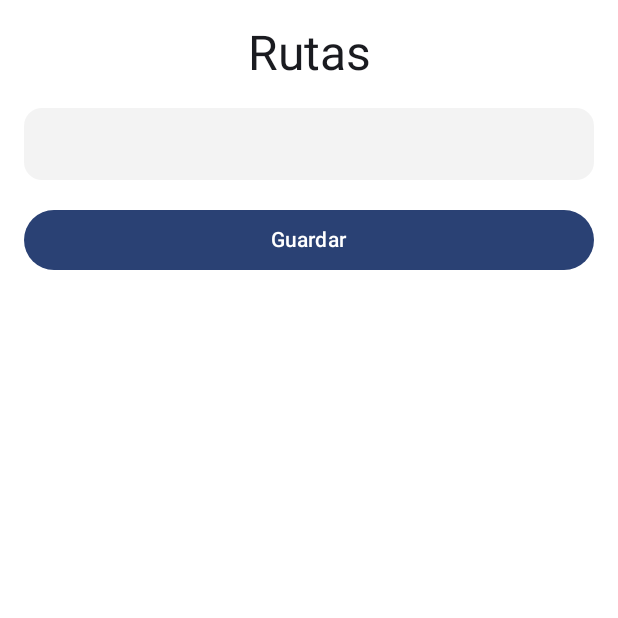
After one commit to olylopez/PrestApp, an Android app built with Jetpack Compose: the composable RutaScreen shown on its own in the app's theme, on a phone screen of 412 x 824 dp, the top half of it. The commit adds this screen. Run offline under Robolectric (Android 15) with nearby library versions, the phone set to English and light mode, and no system bars; our stand-ins replace Dagger/Hilt's generated code.

Commit message:
La antalla ruta da error al entrar aun tengo que chequear que es

```diff
--- /dev/null
+++ b/app/src/main/java/com/example/prestapp/data/local/dao/RutaDao.kt
@@ -0,0 +1,32 @@
+package com.example.prestapp.data.local.dao
+
+import androidx.room.*
+import com.example.prestapp.data.local.entities.RutaEntity
+import kotlinx.coroutines.flow.Flow
+
+@Dao
+interface RutaDao {
+    @Query("SELECT * FROM rutas")
+    fun getRutas(): Flow<List<RutaEntity>>
+
+    @Query("SELECT * FROM rutas WHERE rutaID = :id")
+    fun getRutaById(id: Int): Flow<RutaEntity>
+
+    @Insert(onConflict = OnConflictStrategy.REPLACE)
+    suspend fun insertRuta(ruta: RutaEntity)
+
+    @Insert(onConflict = OnConflictStrategy.REPLACE)
+    suspend fun insertRutas(rutas: List<RutaEntity>)
+
+    @Query("DELETE FROM rutas")
+    suspend fun deleteAllRutas()
+
+    @Update
+    suspend fun updateRuta(ruta: RutaEntity)
+
+    @Delete
+    suspend fun deleteRuta(ruta: RutaEntity)
+
+    @Query("DELETE FROM rutas WHERE rutaID = :id")
+    suspend fun deleteRutaById(id: Int)
+}
--- a/app/src/main/java/com/example/prestapp/data/remote/PrestAppApi.kt
+++ b/app/src/main/java/com/example/prestapp/data/remote/PrestAppApi.kt
@@ -76,4 +76,20 @@ interface PrestAppApi {
 
     @POST("api/Users/login")
     suspend fun loginUser(@Body login: LoginDto): AuthResponseDto
+
+    // Ruta Endpoints
+    @GET("api/Rutas")
+    suspend fun getRutas(): List<RutaDto>
+
+    @GET("api/Rutas/{id}")
+    suspend fun getRuta(@Path("id") id: Int): RutaDto
+
+    @POST("api/Rutas")
+    suspend fun postRuta(@Body ruta: RutaDto): RutaDto
+
+    @PUT("api/Rutas/{id}")
+    suspend fun putRuta(@Path("id") id: Int, @Body ruta: RutaDto): RutaDto
+
+    @DELETE("api/Rutas/{id}")
+    suspend fun deleteRuta(@Path("id") id: Int): Response<Unit>
 }
--- /dev/null
+++ b/app/src/main/java/com/example/prestapp/presentation/ruta/RutaScreen.kt
@@ -0,0 +1,55 @@
+package com.example.prestapp.presentation.ruta
+
+import androidx.compose.foundation.background
+import androidx.compose.foundation.layout.*
+import androidx.compose.foundation.text.BasicTextField
+import androidx.compose.material3.*
+import androidx.compose.runtime.*
+import androidx.compose.ui.Alignment
+import androidx.compose.ui.Modifier
+import androidx.compose.ui.graphics.Color
+import androidx.compose.ui.text.input.TextFieldValue
+import androidx.compose.ui.unit.dp
+import androidx.navigation.NavHostController
+import androidx.hilt.navigation.compose.hiltViewModel
+
+@Composable
+fun RutaScreen(
+    navController: NavHostController,
+    viewModel: RutaViewModel = hiltViewModel()
+) {
+    val uiState by viewModel.uiState.collectAsState()
+
+    Column(
+        modifier = Modifier
+            .fillMaxSize()
+            .background(Color.White)
+            .padding(16.dp),
+        horizontalAlignment = Alignment.CenterHorizontally,
+        verticalArrangement = Arrangement.Top
+    ) {
+        Text(
+            text = "Rutas",
+            style = MaterialTheme.typography.headlineLarge,
+            modifier = Modifier.padding(bottom = 16.dp)
+        )
+
+        BasicTextField(
+            value = uiState.nombre,
+            onValueChange = { viewModel.onNombreChanged(it) },
+            modifier = Modifier
+                .fillMaxWidth()
+                .background(Color.Gray.copy(alpha = 0.1f), shape = MaterialTheme.shapes.medium)
+                .padding(16.dp)
+        )
+
+        Spacer(modifier = Modifier.height(16.dp))
+
+        Button(
+            onClick = { viewModel.saveRuta() },
+            modifier = Modifier.fillMaxWidth()
+        ) {
+            Text(text = "Guardar")
+        }
+    }
+}
--- /dev/null
+++ b/app/src/main/java/com/example/prestapp/presentation/ruta/RutaViewModel.kt
@@ -0,0 +1,126 @@
+package com.example.prestapp.presentation.ruta
+
+import androidx.lifecycle.ViewModel
+import androidx.lifecycle.viewModelScope
+import com.example.prestapp.data.local.entities.RutaEntity
+import com.example.prestapp.data.remote.dtos.RutaDto
+import com.example.prestapp.data.repository.RutaRepository
+import com.example.prestapp.data.repository.Resource
+import dagger.hilt.android.lifecycle.HiltViewModel
+import kotlinx.coroutines.flow.*
+import kotlinx.coroutines.launch
+import javax.inject.Inject
+
+@HiltViewModel
+class RutaViewModel @Inject constructor(
+    private val repository: RutaRepository,
+) : ViewModel() {
+    var uiState = MutableStateFlow(RutaUIState())
+        private set
+
+    val rutas: StateFlow<List<RutaEntity>> = repository.getRutas()
+        .map { result ->
+            when (result) {
+                is Resource.Success -> result.data ?: emptyList()
+                is Resource.Error -> emptyList()
+                is Resource.Loading -> emptyList()
+                else -> emptyList() // Manejo del else
+            }
+        }
+        .stateIn(
+            scope = viewModelScope,
+            started = SharingStarted.WhileSubscribed(5_000),
+            initialValue = emptyList()
+        )
+
+    fun getRutaById(rutaId: Int) {
+        viewModelScope.launch {
+            repository.getRutaById(rutaId).collect { ruta ->
+                ruta?.let {
+                    uiState.update { state ->
+                        state.copy(
+                            rutaID = it.rutaID,
+                            nombre = it.nombre,
+                            descripcion = it.descripcion ?: "" // Maneja el valor nulo
+                        )
+                    }
+                }
+            }
+        }
+    }
+
+    fun onNombreChanged(nombre: String) {
+        uiState.update {
+            it.copy(nombre = nombre)
+        }
+    }
+
+    fun onDescripcionChanged(descripcion: String) {
+        uiState.update {
+            it.copy(descripcion = descripcion)
+        }
+    }
+
+    fun saveRuta() {
+        viewModelScope.launch {
+            val rutaDto = RutaDto(
+                rutaID = uiState.value.rutaID ?: 0,
+                nombre = uiState.value.nombre,
+                descripcion = uiState.value.descripcion
+            )
+            repository.addRuta(rutaDto)
+        }
+    }
+
+    fun updateRuta() {
+        viewModelScope.launch {
+            val rutaDto = RutaDto(
+                rutaID = uiState.value.rutaID ?: 0,
+                nombre = uiState.value.nombre,
+                descripcion = uiState.value.descripcion
+            )
+            repository.updateRuta(rutaDto)
+        }
+    }
+
+    fun deleteRuta(rutaId: Int) {
+        viewModelScope.launch {
+            repository.deleteRuta(rutaId)
+        }
+    }
+
+    fun validation(): Boolean {
+        uiState.value.nombreError = uiState.value.nombre.isEmpty()
+        uiState.value.descripcionError = uiState.value.descripcion.isEmpty()
+        uiState.update {
+            it.copy(
+                saveSuccess = !uiState.value.nombreError && !uiState.value.descripcionError
+            )
+        }
+        return uiState.value.saveSuccess
+    }
+
+    fun newRuta() {
+        viewModelScope.launch {
+            uiState.value = RutaUIState()
+        }
+    }
+}
+
+data class RutaUIState(
+    val rutaID: Int? = null,
+    var nombre: String = "",
+    var descripcion: String = "",
+    var saveSuccess: Boolean = false,
+    var nombreError: Boolean = false,
+    var descripcionError: Boolean = false,
+    val rutas: List<RutaEntity> = emptyList(),
+    val isLoading: Boolean = false,
+    val errorMessage: String? = null
+)
+
+fun RutaUIState.toEntity() = RutaEntity(
+    rutaID = rutaID ?: 0,
+    nombre = nombre,
+    descripcion = descripcion
+)
--- a/app/src/main/java/com/example/prestapp/screens/Screen.kt
+++ b/app/src/main/java/com/example/prestapp/screens/Screen.kt
@@ -1,5 +1,6 @@
 package com.example.prestapp.screens
 import kotlinx.serialization.Serializable
+
 sealed class Screen {
 
     // Pantalla principal
@@ -29,4 +30,8 @@ sealed class Screen {
     // Pantalla para registrar y listar usuarios
     @Serializable
     object UsuariosList : Screen()
+
+    // Nueva pantalla de configuración
+    @Serializable
+    object RutaScreen : Screen()
 }
```
Also changed, not shown: app/build.gradle.kts (+8 -6 lines), app/src/main/java/com/example/prestapp/data/local/database/PrestAppDb.kt (added, +19 -0 lines), app/src/main/java/com/example/prestapp/data/local/entities/RutaEntity.kt (added, +20 -0 lines), app/src/main/java/com/example/prestapp/data/remote/dtos/RutaDto.kt (+10 -0 lines), app/src/main/java/com/example/prestapp/data/repository/RutaReository.kt (added, +58 -0 lines), app/src/main/java/com/example/prestapp/di/AppModule.kt (+17 -15 lines), app/src/main/java/com/example/prestapp/presentation/ConfigurationDialog.kt (added, +71 -0 lines), app/src/main/java/com/example/prestapp/presentation/MainScreen.kt (+104 -79 lines), app/src/main/java/com/example/prestapp/screens/PrestAppNavHost.kt (+74 -5 lines), gradle/libs.versions.toml (+19 -5 lines).
